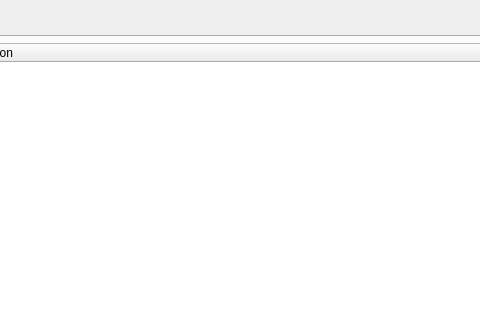
Above: data/forms/settings_page_build_and_run.ui from pythoningLearning/hackedit before the change; both pictures show x 549 to 1029 and y 0 to 320 of the 1205 by 847 pixel window. Below: the same form after it.
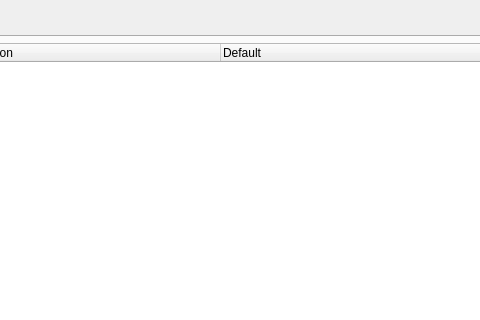
That is the form after the change. The open tabs and pages were chosen to show the change. Icons and pictures are not drawn. Custom widgets are drawn as their Qt base class.

Commit message: Change "Default" column name

Patch:
```diff
--- a/data/forms/settings_page_build_and_run.ui
+++ b/data/forms/settings_page_build_and_run.ui
@@ -1001,11 +1001,7 @@
            </column>
            <column>
             <property name="text">
-             <string/>
-            </property>
-            <property name="icon">
-             <iconset theme="emblem-favorite">
-              <normaloff>.</normaloff>.</iconset>
+             <string>Default</string>
             </property>
            </column>
            <item>
```
Left out of the diff: 14 changed lines with no effect on the pictures. The commit also changes 3 other files.
